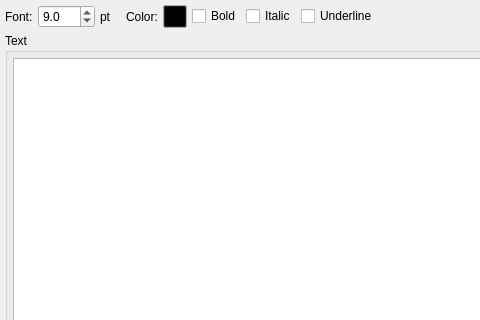
First picture: the form in libs/libgui/ui/dbobjects/textboxwidget.ui, repository pgmodeler/pgmodeler, before the edit; both pictures show x 0 to 480 and y 0 to 320 of the 683 by 568 pixel window.
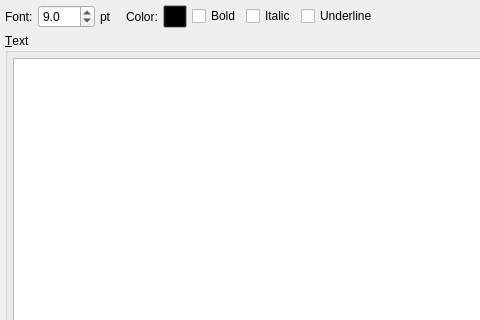
Second picture: the form after the edit.

```diff
--- a/libs/libgui/ui/dbobjects/textboxwidget.ui
+++ b/libs/libgui/ui/dbobjects/textboxwidget.ui
@@ -29,7 +29,7 @@
    <item row="1" column="0">
     <widget class="QGroupBox" name="groupBox">
      <property name="title">
-      <string>Text</string>
+      <string>&amp;Text</string>
      </property>
      <layout class="QVBoxLayout" name="verticalLayout_2">
       <property name="spacing">
```
